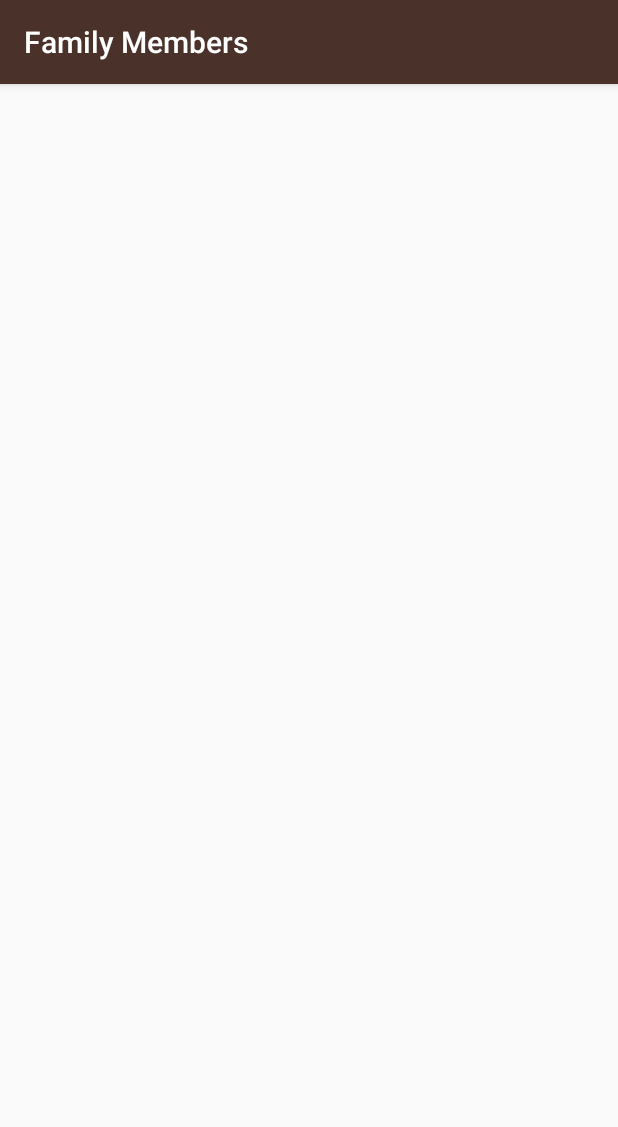
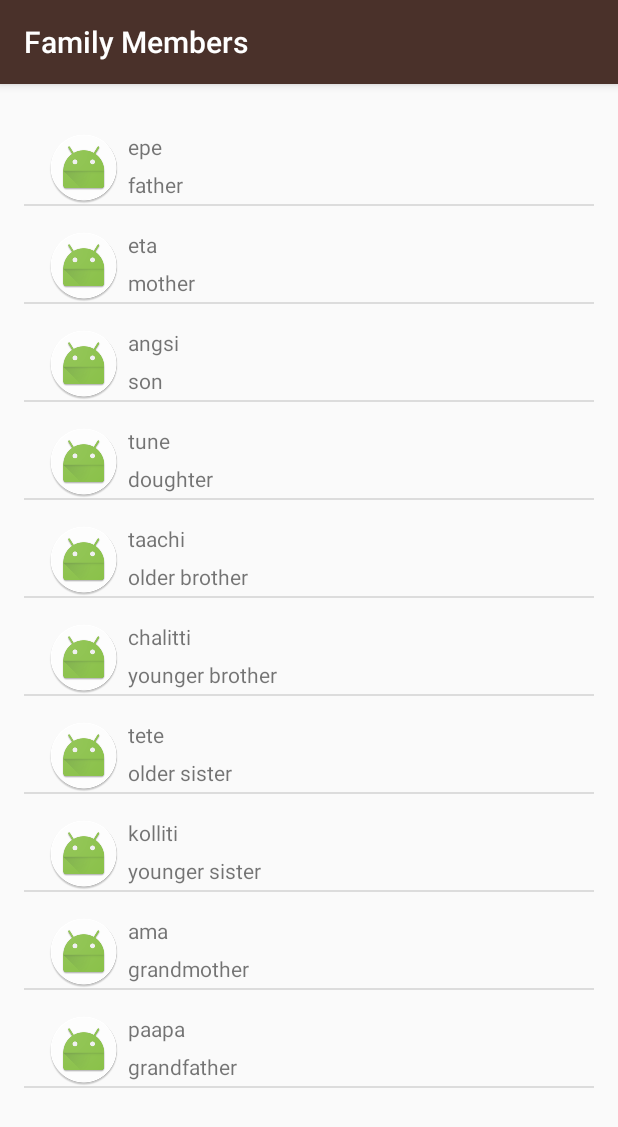
Before and after one commit to ajikamaludin/MiwokAndroidApp, an Android app: the FamilyAcvtivity screen opened directly, with no data from a screen before it, on a phone screen of 412 x 824 dp. Shown: the top 1127 px of the screen. Run offline under Robolectric (Android 15) with nearby library versions, the phone set to English and light mode, and no system bars; libraries missing offline, so code that uses them is left out: android.test.suitebuilder.

Commit message:
Semua Kategori Sudah di Isi - Selanjutnya lihat video plan trus kita eksekusi kalau udah dapat file gambarnya

```diff
--- a/app/src/main/java/com/example/aji/miwokapp/FamilyAcvtivity.java
+++ b/app/src/main/java/com/example/aji/miwokapp/FamilyAcvtivity.java
@@ -2,12 +2,37 @@ package com.example.aji.miwokapp;
 
 import android.support.v7.app.AppCompatActivity;
 import android.os.Bundle;
+import android.widget.ListView;
+
+import java.util.ArrayList;
 
 public class FamilyAcvtivity extends AppCompatActivity {
 
     @Override
     protected void onCreate(Bundle savedInstanceState) {
         super.onCreate(savedInstanceState);
-        setContentView(R.layout.activity_family_acvtivity);
+        setContentView(R.layout.word_list);
+
+        //ArrayList On Android (Stack)
+
+        ArrayList<Word> words = new ArrayList<Word>();
+        words.add(new Word("father","epe"));
+        words.add(new Word("mother","eta"));
+        words.add(new Word("son","angsi"));
+        words.add(new Word("doughter","tune"));
+        words.add(new Word("older brother","taachi"));
+        words.add(new Word("younger brother","chalitti"));
+        words.add(new Word("older sister","tete"));
+        words.add(new Word("younger sister","kolliti"));
+        words.add(new Word("grandmother","ama"));
+        words.add(new Word("grandfather","paapa"));
+
+        //Array Adapte
+        WordAdapter itemsAdapter = new WordAdapter(this, words);
+
+        //ListView
+        ListView listView = (ListView)findViewById(R.id.list);
+        listView.setAdapter(itemsAdapter);
+
     }
 }
--- a/app/src/main/java/com/example/aji/miwokapp/WordAdapter.java
+++ b/app/src/main/java/com/example/aji/miwokapp/WordAdapter.java
@@ -20,6 +20,9 @@ public class WordAdapter extends ArrayAdapter<Word> {
 
     private static final String LOG_TAG = WordAdapter.class.getSimpleName();
 
+    /*
+    Constructor
+     */
     public WordAdapter(Activity context, ArrayList<Word> word){
         super(context, 0, word);
     }
@@ -31,8 +34,7 @@ public class WordAdapter extends ArrayAdapter<Word> {
 
         View listItemView = convertView;
         if(listItemView == null){
-            listItemView = LayoutInflater.from(getContext()).inflate(
-                    R.layout.list_items,parent,false);
+            listItemView = LayoutInflater.from(getContext()).inflate(R.layout.list_items, parent, false);
         }
 
         Word nameWord = getItem(position);
--- a/app/src/main/res/layout/activity_family_acvtivity.xml
+++ /dev/null
@@ -1,9 +0,0 @@
-<?xml version="1.0" encoding="utf-8"?>
-<android.support.constraint.ConstraintLayout xmlns:android="http://schemas.android.com/apk/res/android"
-    xmlns:app="http://schemas.android.com/apk/res-auto"
-    xmlns:tools="http://schemas.android.com/tools"
-    android:layout_width="match_parent"
-    android:layout_height="match_parent"
-    tools:context="com.example.aji.miwokapp.FamilyAcvtivity">
-
-</android.support.constraint.ConstraintLayout>
--- a/app/src/main/res/layout/activity_main.xml
+++ b/app/src/main/res/layout/activity_main.xml
@@ -37,4 +37,10 @@
         android:text="@string/category_phrases"
         android:onClick="openPhraseActivity"/>
 
+    <TextView
+        style="@style/CategoryStyle"
+        android:background="@color/category_numbers"
+        android:text="Belajar App Android Dari Udacity\nOleh Aji Kamaludin"
+        android:onClick="openNumberActivity"/>
+
 </LinearLayout>
--- a/app/src/main/res/layout/list_items.xml
+++ b/app/src/main/res/layout/list_items.xml
@@ -5,21 +5,44 @@
     android:orientation="vertical"
     xmlns:android="http://schemas.android.com/apk/res/android">
 
-    <TextView
-        android:id="@+id/defaultTranslation"
-        android:layout_width="wrap_content"
+    <LinearLayout
+        android:layout_width="match_parent"
         android:layout_height="wrap_content"
-        tools:text="This"
         android:paddingTop="16dp"
         android:paddingLeft="16dp"
-        />
+        android:orientation="horizontal">
 
-    <TextView
-        android:id="@+id/miwokTranslation"
+        <ImageView
+            android:id="@+id/image_item"
+            android:layout_width="wrap_content"
+            android:layout_height="wrap_content"
+            android:src="@mipmap/ic_launcher_round"
+            />
+
+        <LinearLayout
         android:layout_width="wrap_content"
-        android:layout_height="wrap_content"
-        tools:text="A Text"
-        android:paddingLeft="16dp"
-        />
+        android:layout_height="match_parent"
+        android:orientation="vertical">
+
+        <TextView
+          android:id="@+id/miwokTranslation"
+          android:layout_width="wrap_content"
+          android:layout_height="wrap_content"
+          tools:text="Miwok"
+          android:paddingLeft="5dp"
+            />
+
+        <TextView
+            android:id="@+id/defaultTranslation"
+            android:layout_width="wrap_content"
+            android:layout_height="wrap_content"
+            tools:text="English"
+            android:paddingTop="6dp"
+            android:paddingLeft="5dp"
+            />
+
+        </LinearLayout>
+
+    </LinearLayout>
 
 </LinearLayout>
```
Also changed, not shown: app/src/main/java/com/example/aji/miwokapp/ColorActivity.java (+24 -1 lines), app/src/main/java/com/example/aji/miwokapp/NumberActivity.java (+12 -11 lines), app/src/main/java/com/example/aji/miwokapp/PhraseActivity.java (+26 -1 lines), app/src/main/res/layout/activity_color.xml (deleted, +0 -9 lines), app/src/main/res/layout/activity_phrase.xml (deleted, +0 -9 lines), app/src/main/res/layout/word_list.xml (renamed from app/src/main/res/layout/activity_number.xml).
